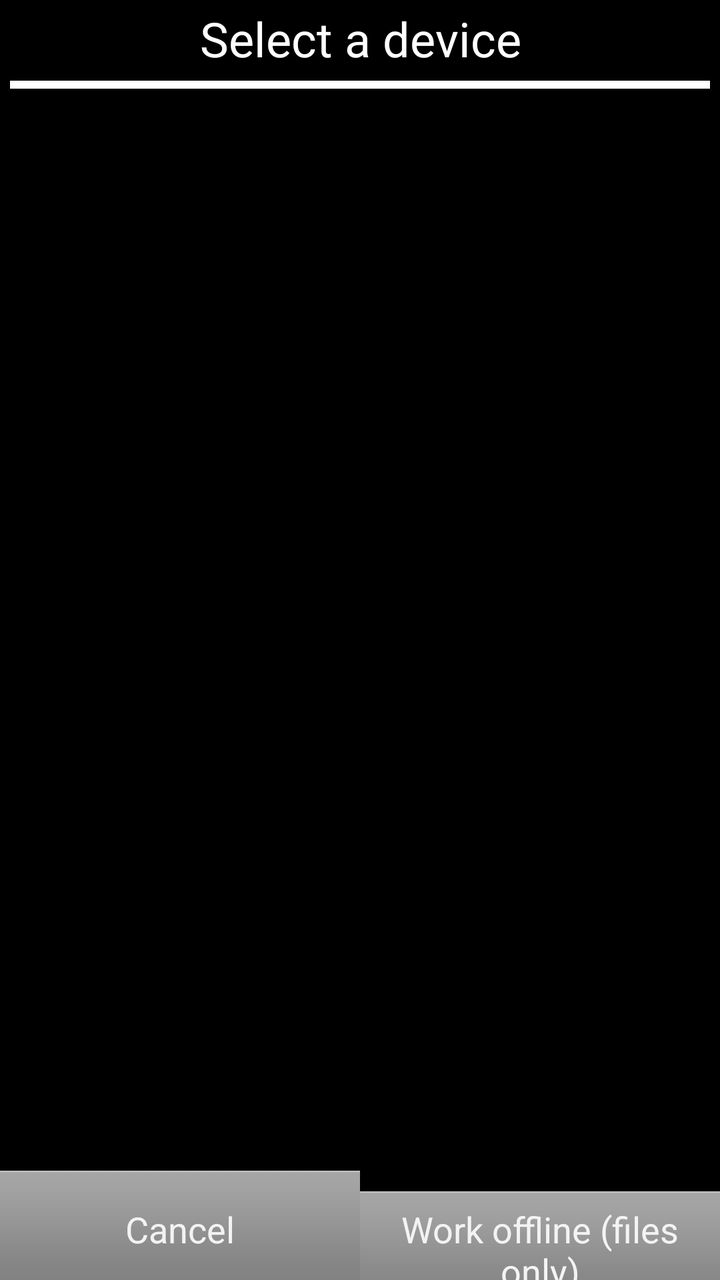
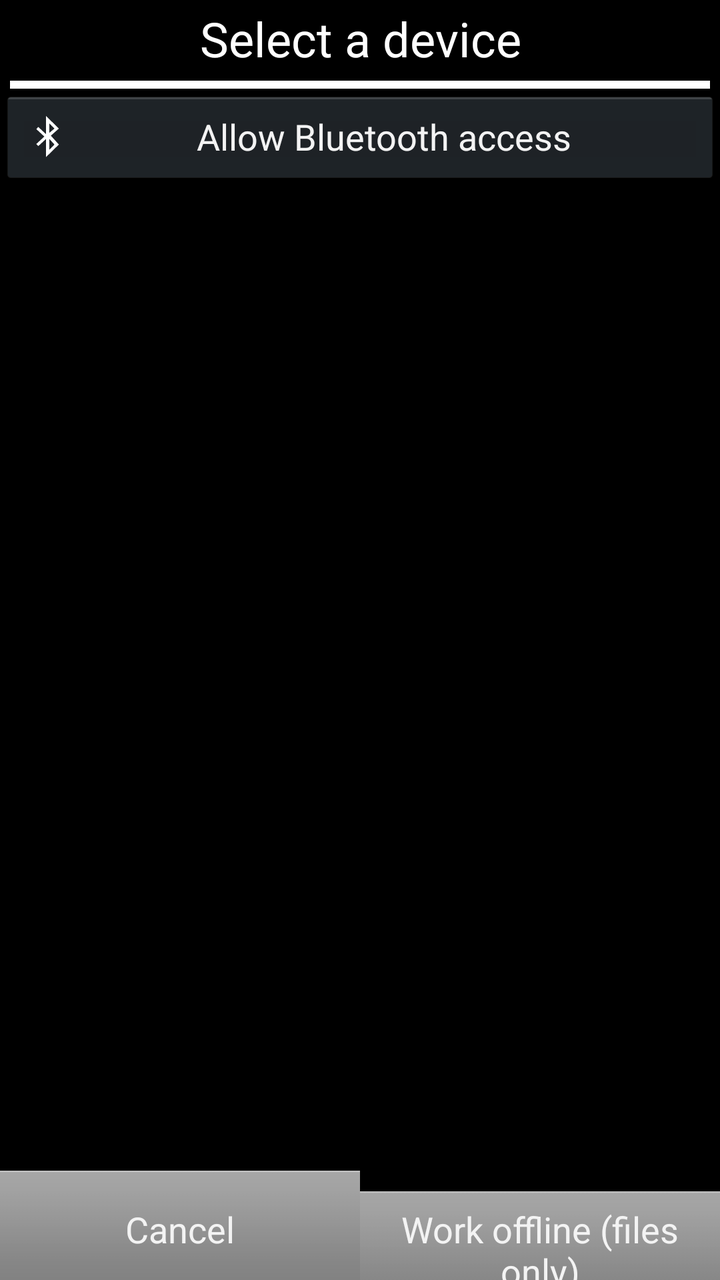

Compare the two renders of this Android layout. The source of the first and the diff that turns it into the second are given below.
<!-- AndroidManifest.xml: application theme AppTheme -->
<!-- res/layout/activity_atom_spectra_device_select.xml -->
<?xml version="1.0" encoding="utf-8"?>
<androidx.constraintlayout.widget.ConstraintLayout xmlns:android="http://schemas.android.com/apk/res/android"
    xmlns:app="http://schemas.android.com/apk/res-auto"
    xmlns:tools="http://schemas.android.com/tools"
    android:layout_width="match_parent"
    android:layout_height="match_parent"
    android:background="#000000"
    tools:context=".AtomSpectraDeviceSelect">

    <TextView
        android:id="@+id/textCaption"
        android:layout_width="match_parent"
        android:layout_height="wrap_content"
        android:layout_marginTop="3dp"
        android:layout_marginBottom="3dp"
        android:gravity="center"
        android:text="@string/device_select_title"
        android:textColor="#FFFFFF"
        android:textSize="24sp"
        app:layout_constraintEnd_toEndOf="parent"
        app:layout_constraintStart_toStartOf="parent"
        app:layout_constraintTop_toTopOf="parent" />

    <View
        android:id="@+id/divider"
        android:layout_width="match_parent"
        android:layout_height="4dp"
        android:layout_margin="5dp"
        android:background="#FFFFFF"
        app:layout_constraintEnd_toEndOf="parent"
        app:layout_constraintStart_toStartOf="parent"
        app:layout_constraintTop_toBottomOf="@id/textCaption" />

    <TextView
        android:id="@+id/statusText"
        android:layout_width="match_parent"
        android:layout_height="wrap_content"
        android:gravity="center"
        android:padding="8dp"
        android:textColor="#FFA629"
        android:textSize="18sp"
        android:visibility="gone"
        app:layout_constraintEnd_toEndOf="parent"
        app:layout_constraintStart_toStartOf="parent"
        app:layout_constraintTop_toBottomOf="@id/divider" />

    <ScrollView
        android:id="@+id/deviceListScroll"
        android:layout_width="0dp"
        android:layout_height="0dp"
        app:layout_constraintBottom_toTopOf="@+id/buttons"
        app:layout_constraintEnd_toEndOf="parent"
        app:layout_constraintStart_toStartOf="parent"
        app:layout_constraintTop_toBottomOf="@id/statusText">

        <LinearLayout
            android:id="@+id/deviceList"
            android:layout_width="match_parent"
            android:layout_height="wrap_content"
            android:orientation="vertical" />
    </ScrollView>

    <LinearLayout
        android:id="@+id/buttons"
        android:layout_width="0dp"
        android:layout_height="wrap_content"
        android:orientation="horizontal"
        app:layout_constraintBottom_toBottomOf="parent"
        app:layout_constraintEnd_toEndOf="parent"
        app:layout_constraintStart_toStartOf="parent">

        <Button
            android:id="@+id/cancelButton"
            style="@android:style/ButtonBar"
            android:layout_width="wrap_content"
            android:layout_height="wrap_content"
            android:layout_weight="1"
            android:text="@android:string/cancel" />

        <Button
            android:id="@+id/offlineButton"
            style="@android:style/ButtonBar"
            android:layout_width="wrap_content"
            android:layout_height="wrap_content"
            android:layout_weight="1"
            android:text="@string/device_select_offline" />
    </LinearLayout>

</androidx.constraintlayout.widget.ConstraintLayout>
<!-- resources referenced by this layout -->
<resources>
  <string name="device_select_offline">Work offline (files only)</string>
  <string name="device_select_title">Select a device</string>
  <style name="AppTheme" parent="AppBaseTheme">
          <item name="android:colorPrimary">@color/color_main</item>
          <item name="android:textColor">@color/color_main</item>
          <item name="android:colorAccent">@color/color_main</item>
          
  
      </style>
  <style name="AppBaseTheme" parent="android:Theme.Holo">
          
      </style>
</resources>

<!-- the commit's change to res/layout/activity_atom_spectra_device_select.xml (unified diff, before → after) -->
@@ -44,6 +44,33 @@
         app:layout_constraintStart_toStartOf="parent"
         app:layout_constraintTop_toBottomOf="@id/divider" />
 
+    <LinearLayout
+        android:id="@+id/bluetoothControls"
+        android:layout_width="0dp"
+        android:layout_height="wrap_content"
+        android:orientation="vertical"
+        app:layout_constraintStart_toStartOf="parent"
+        app:layout_constraintEnd_toEndOf="parent"
+        app:layout_constraintTop_toBottomOf="@id/statusText">
+
+        <TextView
+            android:id="@+id/bluetoothWarning"
+            android:layout_width="match_parent"
+            android:layout_height="wrap_content"
+            android:padding="8dp"
+            android:textColor="#FFA629"
+            android:textSize="16sp"
+            android:accessibilityLiveRegion="polite"
+            android:visibility="gone" />
+
+        <Button
+            android:id="@+id/bluetoothAction"
+            android:layout_width="match_parent"
+            android:layout_height="wrap_content"
+            android:drawableStart="@android:drawable/stat_sys_data_bluetooth"
+            android:text="@string/bluetooth_allow" />
+    </LinearLayout>
+
     <ScrollView
         android:id="@+id/deviceListScroll"
         android:layout_width="0dp"
@@ -51,7 +78,7 @@
         app:layout_constraintBottom_toTopOf="@+id/buttons"
         app:layout_constraintEnd_toEndOf="parent"
         app:layout_constraintStart_toStartOf="parent"
-        app:layout_constraintTop_toBottomOf="@id/statusText">
+        app:layout_constraintTop_toBottomOf="@id/bluetoothControls">
 
         <LinearLayout
             android:id="@+id/deviceList"
<!-- resource entries referenced after the edit -->
@@ -1,5 +1,6 @@
 <!-- resources referenced by this layout -->
 <resources>
+  <string name="bluetooth_allow">Allow Bluetooth access</string>
   <string name="device_select_offline">Work offline (files only)</string>
   <string name="device_select_title">Select a device</string>
   <style name="AppTheme" parent="AppBaseTheme">
